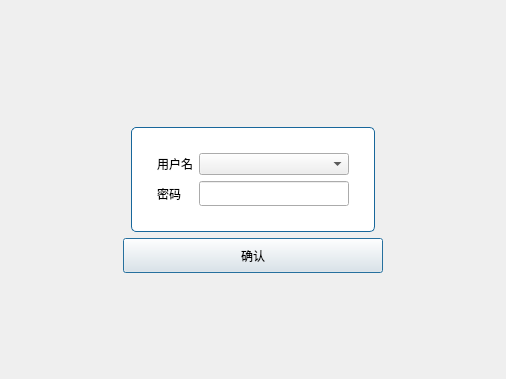
The window that Students/login.ui (TmSakura/C-Qt-StudentManagementSystem-Multi-Users) describes before a commit, drawn with Qt 5.
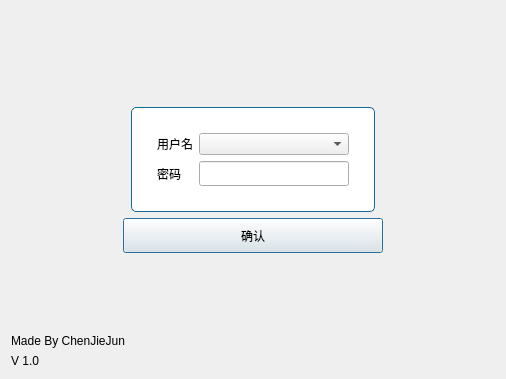
The same window after the commit. Icons and pictures are not drawn.

The edit to the form file:
```diff
--- a/Students/login.ui
+++ b/Students/login.ui
@@ -200,6 +200,23 @@
      </property>
     </spacer>
    </item>
+   <item>
+    <widget class="QLabel" name="label_3">
+     <property name="text">
+      <string>Made By ChenJieJun</string>
+     </property>
+    </widget>
+   </item>
+   <item>
+    <widget class="QLabel" name="label_4">
+     <property name="text">
+      <string>V 1.0</string>
+     </property>
+     <property name="margin">
+      <number>0</number>
+     </property>
+    </widget>
+   </item>
   </layout>
  </widget>
  <resources/>
```
